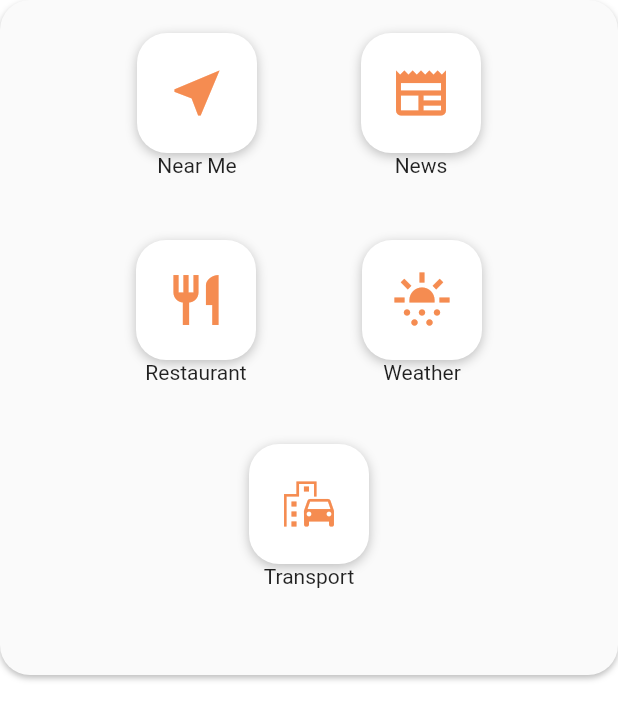
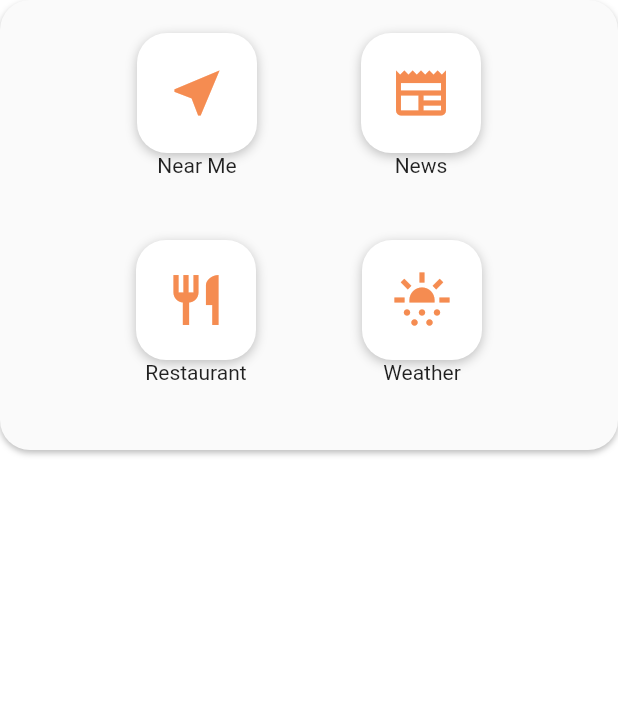
Before and after one commit to hamzasiddiqui97/Adventour-Guide-FYP, a Flutter app: the CustomGrid widget shown alone on an empty page, opened directly, on a phone screen of 412 x 824 dp. Shown: the top 720 px of the screen. Run offline on Flutter 3.47's test engine with Material 2 defaults, Android fonts, the phone set to English and light mode, and no system bars; our stand-ins replace cached_network_image, cloud_firestore, dio, firebase_auth, firebase_core, firebase_database and 19 more; missing offline and left inert: flutter_google_places, flutter_polyline_points, google_api_headers, google_directions_api, google_maps_webservice; accounts and stored records are empty; project files that could hold a hidden picture were left out.

Commit message:
UI changes removed transport icon from Grid

```diff
--- a/lib/core/widgets/custom_grid_view.dart
+++ b/lib/core/widgets/custom_grid_view.dart
@@ -31,7 +31,7 @@ class CustomGrid extends StatelessWidget {
         ],
           borderRadius: BorderRadius.circular(20),
           color: Colors.grey.shade50),
-      height: 450,
+      height: 300,
       width: MediaQuery.of(context).size.width,
       child: Column(
         children: [
@@ -89,7 +89,6 @@ class CustomGrid extends StatelessWidget {
                   children: [
                     Container(
                       decoration: BoxDecoration(
-
                         borderRadius: BorderRadius.circular(20),
                         color: Colors.white,
                         boxShadow:  [
@@ -203,40 +202,40 @@ class CustomGrid extends StatelessWidget {
             ),
           ),
 
-          Padding(
-            padding: const EdgeInsets.all(20.0),
-            child: Row(
-              mainAxisAlignment: MainAxisAlignment.spaceEvenly,
-              children: [
-                Column(
-                  children: [
-                    Container(
-                      decoration: BoxDecoration(
-                        borderRadius: BorderRadius.circular(20),
-                        color: Colors.white,
-                        boxShadow:  [
-                          BoxShadow(
-                            color: Colors.grey.shade400,
-                            blurRadius: 6,
-                            spreadRadius: 0.0,
-                            offset: Offset(0.0, 2.0),
-                          ),
-                        ],
-                      ),
-
-                      height: 80,
-                      width: 80,
-                      child: IconButton(
-                        onPressed: () {},
-                        icon: const Icon(Icons.emoji_transportation,
-                          color: ColorPalette.secondaryColor, size: iconSize,),),
-                    ),
-                    const Text('Transport', textAlign: TextAlign.center),
-                  ],
-                ),
-              ],
-            ),
-          ),
+          // Padding(
+          //   padding: const EdgeInsets.all(20.0),
+          //   child: Row(
+          //     mainAxisAlignment: MainAxisAlignment.spaceEvenly,
+          //     children: [
+          //       Column(
+          //         children: [
+          //           Container(
+          //             decoration: BoxDecoration(
+          //               borderRadius: BorderRadius.circular(20),
+          //               color: Colors.white,
+          //               boxShadow:  [
+          //                 BoxShadow(
+          //                   color: Colors.grey.shade400,
+          //                   blurRadius: 6,
+          //                   spreadRadius: 0.0,
+          //                   offset: Offset(0.0, 2.0),
+          //                 ),
+          //               ],
+          //             ),
+          //
+          //             height: 80,
+          //             width: 80,
+          //             child: IconButton(
+          //               onPressed: () {},
+          //               icon: const Icon(Icons.emoji_transportation,
+          //                 color: ColorPalette.secondaryColor, size: iconSize,),),
+          //           ),
+          //           const Text('Transport', textAlign: TextAlign.center),
+          //         ],
+          //       ),
+          //     ],
+          //   ),
+          // ),
         ],
       ),
     );
```
Also changed, not shown: lib/view/screens/views/touristHistory.dart (+10 -7 lines).
